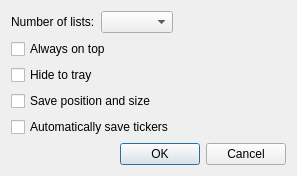
Before: the Qt Designer form options.ui in HappySeaFox/tht, drawn with Qt 5.
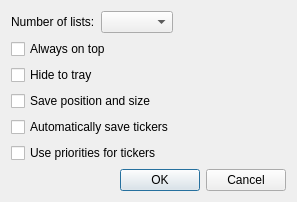
After: the same form once the commit is applied.

Commit message: First attempt to add priorities

```diff
--- a/options.ui
+++ b/options.ui
@@ -7,7 +7,7 @@
     <x>0</x>
     <y>0</y>
     <width>297</width>
-    <height>167</height>
+    <height>190</height>
    </rect>
   </property>
   <property name="windowTitle">
@@ -41,7 +41,7 @@
      </item>
     </layout>
    </item>
-   <item row="5" column="0">
+   <item row="6" column="0">
     <spacer name="verticalSpacer">
      <property name="orientation">
       <enum>Qt::Vertical</enum>
@@ -54,7 +54,7 @@
      </property>
     </spacer>
    </item>
-   <item row="6" column="0">
+   <item row="7" column="0">
     <widget class="QDialogButtonBox" name="buttonBox">
      <property name="orientation">
       <enum>Qt::Horizontal</enum>
@@ -92,6 +92,13 @@
      </property>
     </widget>
    </item>
+   <item row="5" column="0">
+    <widget class="QCheckBox" name="checkPriorities">
+     <property name="text">
+      <string>Use priorities for tickers</string>
+     </property>
+    </widget>
+   </item>
   </layout>
  </widget>
  <tabstops>
```
Left out of the diff: 1 changed line with no effect on the pictures. The commit also changes 15 other files.
